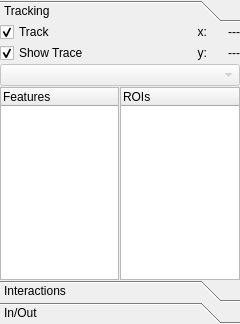
wonkoderverstaendige/Spotter, file ui/tab_objectsUi.ui: the form before one commit.
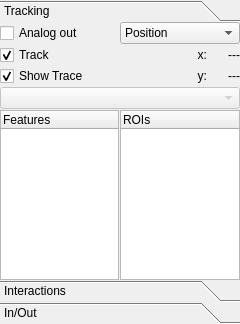
The form after the commit.

Patch:
```diff
--- a/ui/tab_objectsUi.ui
+++ b/ui/tab_objectsUi.ui
@@ -69,47 +69,7 @@
            <property name="spacing">
             <number>1</number>
            </property>
-           <item row="1" column="2">
-            <widget class="QLabel" name="lbl_y">
-             <property name="sizePolicy">
-              <sizepolicy hsizetype="Preferred" vsizetype="Preferred">
-               <horstretch>0</horstretch>
-               <verstretch>0</verstretch>
-              </sizepolicy>
-             </property>
-             <property name="minimumSize">
-              <size>
-               <width>32</width>
-               <height>0</height>
-              </size>
-             </property>
-             <property name="maximumSize">
-              <size>
-               <width>32</width>
-               <height>16777215</height>
-              </size>
-             </property>
-             <property name="text">
-              <string>---</string>
-             </property>
-             <property name="alignment">
-              <set>Qt::AlignRight|Qt::AlignTrailing|Qt::AlignVCenter</set>
-             </property>
-            </widget>
-           </item>
-           <item row="3" column="1" colspan="2">
-            <widget class="QTreeWidget" name="treeWidget">
-             <property name="indentation">
-              <number>0</number>
-             </property>
-             <column>
-              <property name="text">
-               <string>ROIs</string>
-              </property>
-             </column>
-            </widget>
-           </item>
-           <item row="3" column="0">
+           <item row="4" column="0">
             <widget class="QTreeWidget" name="tree_link_features">
              <property name="sizePolicy">
               <sizepolicy hsizetype="Expanding" vsizetype="Expanding">
@@ -151,7 +111,47 @@
              </column>
             </widget>
            </item>
-           <item row="0" column="2">
+           <item row="2" column="2">
+            <widget class="QLabel" name="lbl_y">
+             <property name="sizePolicy">
+              <sizepolicy hsizetype="Preferred" vsizetype="Preferred">
+               <horstretch>0</horstretch>
+               <verstretch>0</verstretch>
+              </sizepolicy>
+             </property>
+             <property name="minimumSize">
+              <size>
+               <width>32</width>
+               <height>0</height>
+              </size>
+             </property>
+             <property name="maximumSize">
+              <size>
+               <width>32</width>
+               <height>16777215</height>
+              </size>
+             </property>
+             <property name="text">
+              <string>---</string>
+             </property>
+             <property name="alignment">
+              <set>Qt::AlignRight|Qt::AlignTrailing|Qt::AlignVCenter</set>
+             </property>
+            </widget>
+           </item>
+           <item row="4" column="1" colspan="2">
+            <widget class="QTreeWidget" name="treeWidget">
+             <property name="indentation">
+              <number>0</number>
+             </property>
+             <column>
+              <property name="text">
+               <string>ROIs</string>
+              </property>
+             </column>
+            </widget>
+           </item>
+           <item row="1" column="2">
             <widget class="QLabel" name="lbl_x">
              <property name="sizePolicy">
               <sizepolicy hsizetype="Preferred" vsizetype="Preferred">
@@ -179,7 +179,7 @@
              </property>
             </widget>
            </item>
-           <item row="1" column="1">
+           <item row="2" column="1">
             <widget class="QLabel" name="lbl_y_lbl">
              <property name="text">
               <string>y:</string>
@@ -189,7 +189,7 @@
              </property>
             </widget>
            </item>
-           <item row="0" column="0">
+           <item row="1" column="0">
             <widget class="QCheckBox" name="ckb_track">
              <property name="text">
               <string>Track</string>
@@ -199,7 +199,7 @@
              </property>
             </widget>
            </item>
-           <item row="0" column="1">
+           <item row="1" column="1">
             <widget class="QLabel" name="lbl_xlbl">
              <property name="text">
               <string>x:</string>
@@ -209,7 +209,7 @@
              </property>
             </widget>
            </item>
-           <item row="1" column="0">
+           <item row="2" column="0">
             <widget class="QCheckBox" name="ckb_trace">
              <property name="text">
               <string>Show Trace</string>
@@ -219,7 +219,7 @@
              </property>
             </widget>
            </item>
-           <item row="2" column="0" colspan="3">
+           <item row="3" column="0" colspan="3">
             <widget class="QComboBox" name="combo_Object">
              <property name="enabled">
               <bool>false</bool>
@@ -229,6 +229,32 @@
              </property>
             </widget>
            </item>
+           <item row="0" column="0">
+            <widget class="QCheckBox" name="ckb_analog_pos">
+             <property name="text">
+              <string>Analog out</string>
+             </property>
+            </widget>
+           </item>
+           <item row="0" column="1" colspan="2">
+            <widget class="QComboBox" name="combo_analog_signal">
+             <item>
+              <property name="text">
+               <string>Position</string>
+              </property>
+             </item>
+             <item>
+              <property name="text">
+               <string>Speed</string>
+              </property>
+             </item>
+             <item>
+              <property name="text">
+               <string>Direction</string>
+              </property>
+             </item>
+            </widget>
+           </item>
           </layout>
          </item>
         </layout>
```
